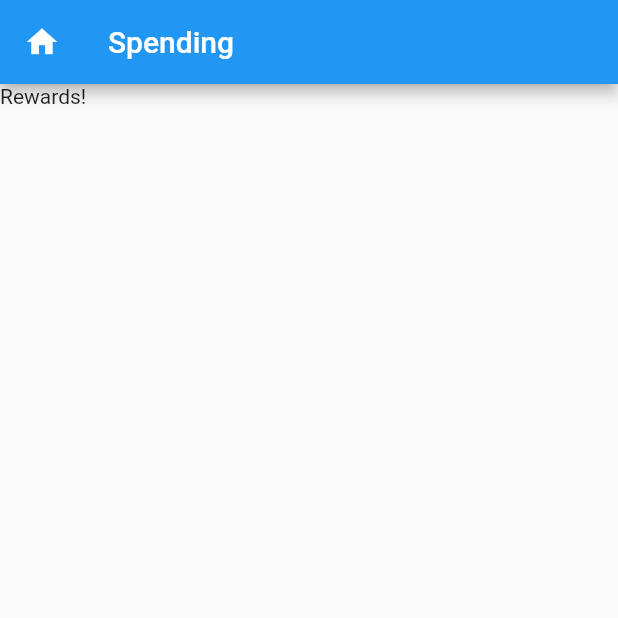
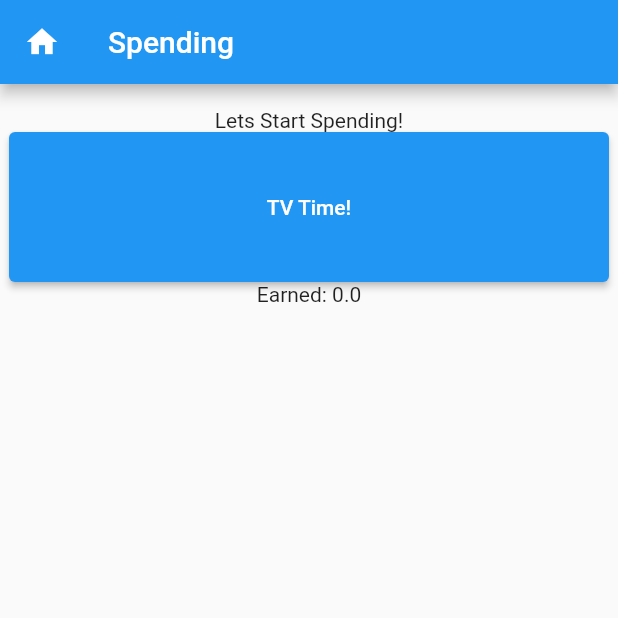
Before and after one commit to mansourem/rev_uc_2022, a Flutter app: the Spending screen opened by its route, on a phone screen of 412 x 824 dp, the top half of it. Run offline on Flutter 3.47's test engine with Material 2 defaults, Android fonts, the light colour scheme and no system bars.

Commit message:
spend update

```diff
--- a/lib/main.dart
+++ b/lib/main.dart
@@ -185,6 +185,11 @@
   }
 }
 class _SpendingState extends State<Spending>{
+  void spend5() {
+  setState(() {
+  globals.wallet-=5;
+  });
+}
   @override
   Widget build (BuildContext context) {
     return Scaffold(
@@ -202,7 +207,23 @@
           },
         ),
       ),
-      body: const Text("Rewards!"),
+      body: Center(
+        child: Column(
+          children: <Widget>[
+            const Text('',),
+            const Text('Lets Start Spending!',),
+            SizedBox(
+              width: 400.0,
+              height: 100.0,
+              child: ElevatedButton(
+                child: const Text('TV Time!'),
+                onPressed: spend5,
+              ),
+            ),
+            Text('Earned: ${globals.wallet}')
+          ],
+        ),
+      ),
     );
   }
 }
```
Also changed, not shown: 1 other file.
